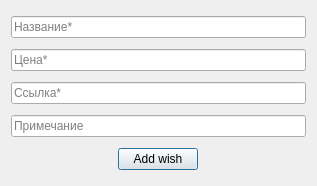
The window that design/src/wish_dialog.ui (insidemirage/py-wishlist) describes before a commit, drawn with Qt 5.
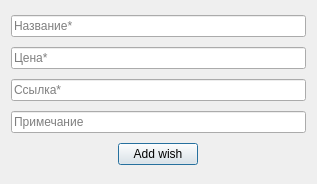
The same window after the commit.

The edit to the form file:
```diff
--- a/design/src/wish_dialog.ui
+++ b/design/src/wish_dialog.ui
@@ -7,7 +7,7 @@
     <x>0</x>
     <y>0</y>
     <width>317</width>
-    <height>186</height>
+    <height>184</height>
    </rect>
   </property>
   <property name="windowTitle">
```
Left out of the diff: 6 changed lines with no effect on the pictures.
